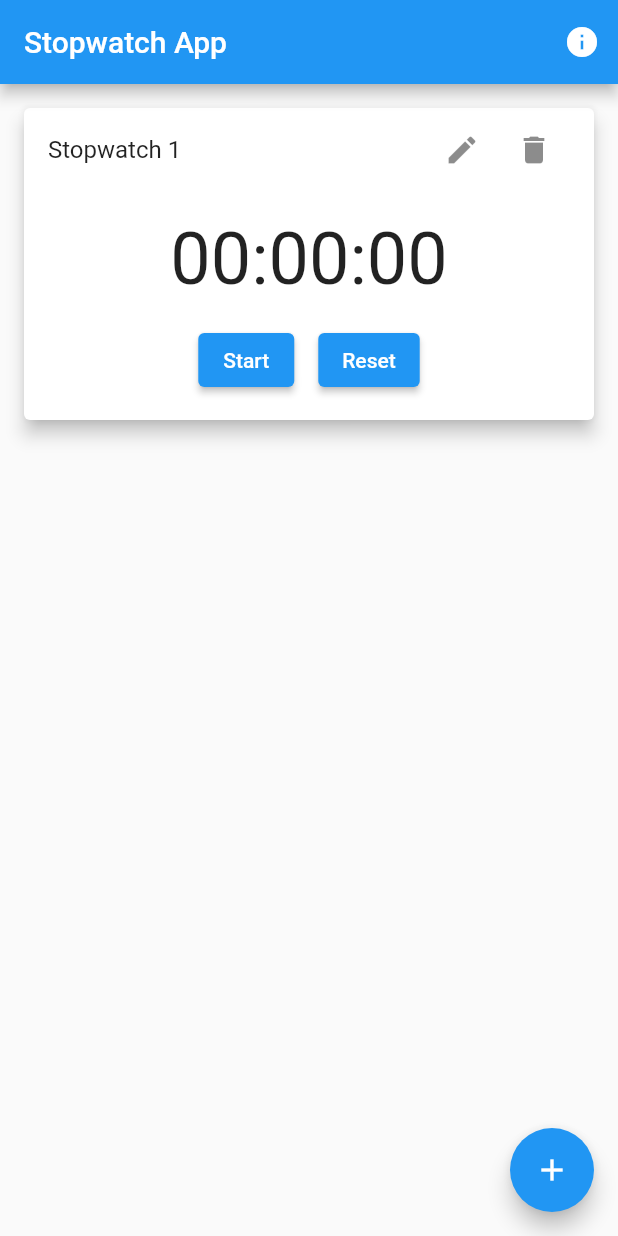
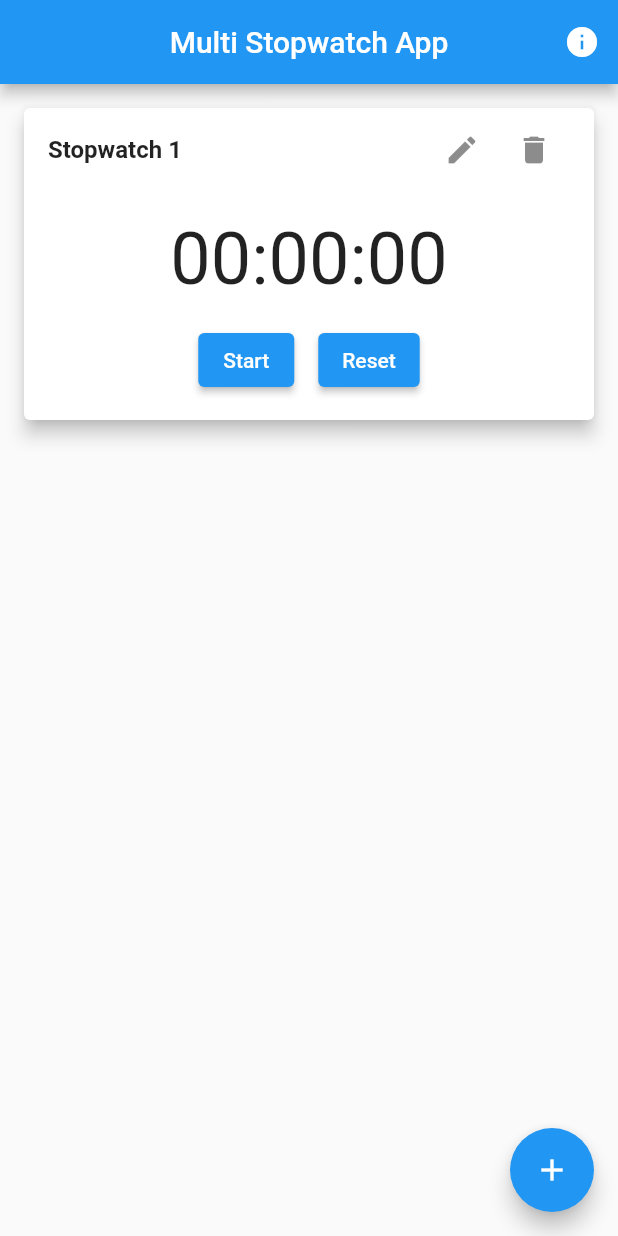
Before and after one commit to debarsh1/multistopwatch, a Flutter app: the screen it shows after launch, on a phone screen of 412 x 824 dp. Run offline on Flutter 3.47's test engine with Material 2 defaults, Android fonts, the phone set to English and light mode, and no system bars.

Commit message:
1.0.2 Made title in centre and the stopwatch names in Bold

```diff
--- a/lib/main.dart
+++ b/lib/main.dart
@@ -28,7 +28,8 @@ class _MyHomePageState extends State<MyHomePage> {
   Widget build(BuildContext context) {
     return Scaffold(
       appBar: AppBar(
-        title: Text('Stopwatch App'),
+        title: Text('Multi Stopwatch App'),
+        centerTitle: true,
         actions: <Widget>[
           IconButton(
             icon: Icon(Icons.info),
--- a/lib/stopwatch_card.dart
+++ b/lib/stopwatch_card.dart
@@ -45,7 +45,12 @@ class _StopwatchCardState extends State<StopwatchCard> {
       child: Column(
         children: <Widget>[
           ListTile(
-            title: Text(widget.name),
+            title: Text(
+              widget.name,
+              style: TextStyle(
+                fontWeight: FontWeight.bold,
+              ),
+            ),
             trailing: Row(
               mainAxisSize: MainAxisSize.min,
               children: <Widget>[
@@ -64,6 +69,7 @@ class _StopwatchCardState extends State<StopwatchCard> {
               ],
             ),
           ),
+
           Padding(
             padding: EdgeInsets.all(16),
             child: Text(
```
